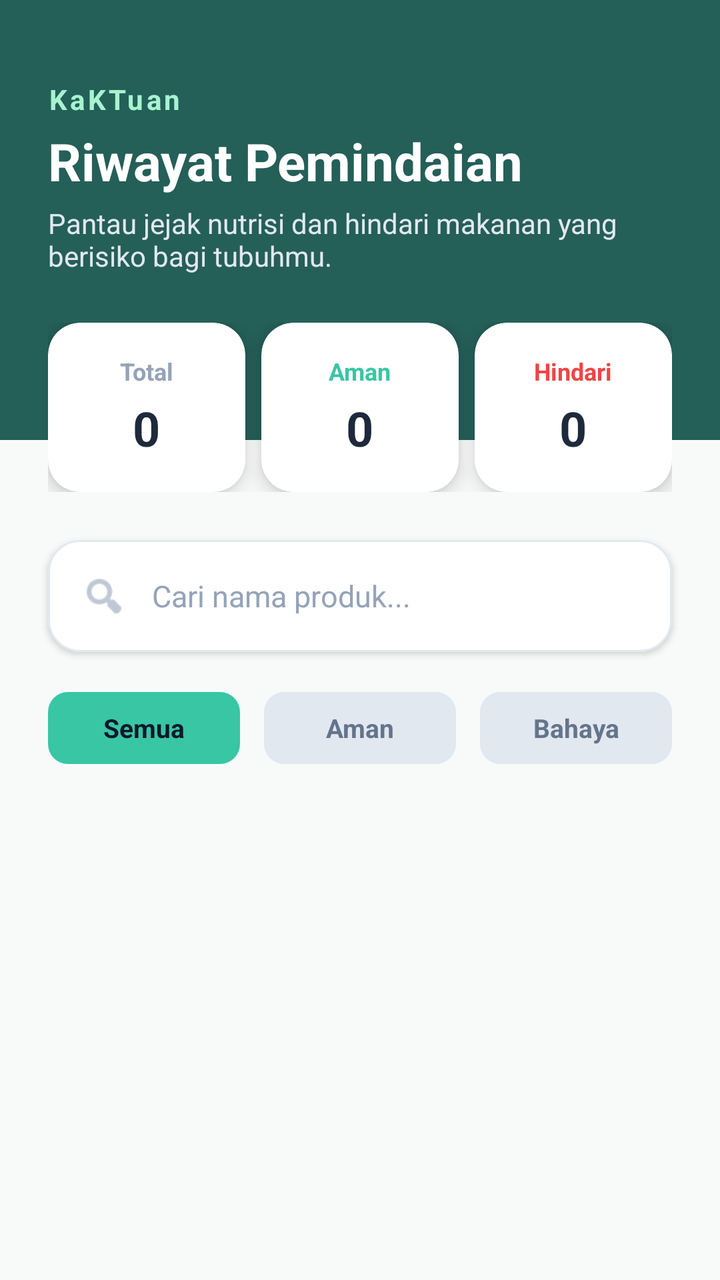
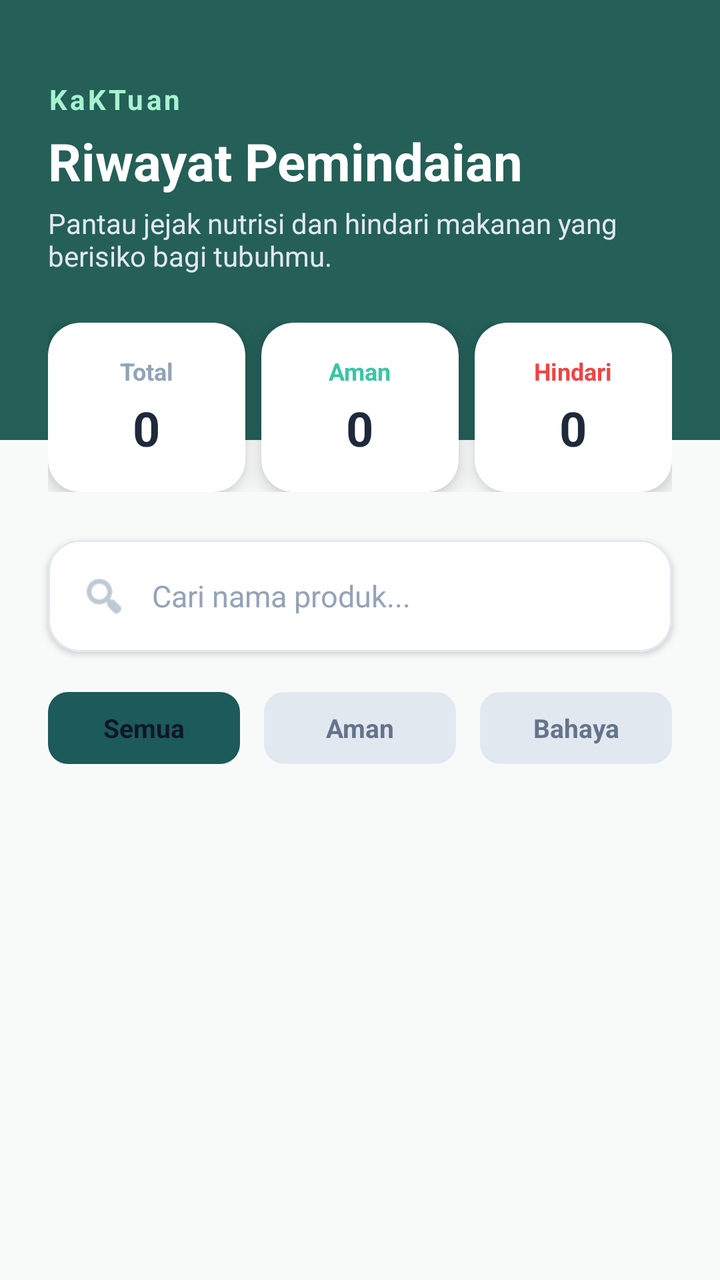

An Android layout rendered at two revisions. The XML below is the earlier revision; the diff shows what the commit changed to produce the second picture.
<!-- AndroidManifest.xml: application theme Theme.kaktuan -->
<!-- res/layout/fragment_history.xml -->
<?xml version="1.0" encoding="utf-8"?>
<androidx.constraintlayout.widget.ConstraintLayout
    xmlns:android="http://schemas.android.com/apk/res/android"
    xmlns:app="http://schemas.android.com/apk/res-auto"
    xmlns:tools="http://schemas.android.com/tools"
    android:layout_width="match_parent"
    android:layout_height="match_parent"
    android:background="#F8FAFA"> <androidx.core.widget.NestedScrollView
    android:layout_width="match_parent"
    android:layout_height="match_parent"
    android:clipToPadding="false"
    android:fillViewport="true"
    android:paddingBottom="100dp"> <androidx.constraintlayout.widget.ConstraintLayout
    android:layout_width="match_parent"
    android:layout_height="wrap_content">

    <View
        android:id="@+id/headerBg"
        android:layout_width="match_parent"
        android:layout_height="220dp"
        android:background="#245F58"
        app:layout_constraintTop_toTopOf="parent" />

    <LinearLayout
        android:id="@+id/layoutHeaderTitles"
        android:layout_width="match_parent"
        android:layout_height="wrap_content"
        android:orientation="vertical"
        android:paddingHorizontal="24dp"
        android:layout_marginTop="40dp"
        app:layout_constraintTop_toTopOf="parent">

        <TextView
            android:layout_width="wrap_content"
            android:layout_height="wrap_content"
            android:text="KaKTuan"
            android:textColor="#A7F3D0"
            android:textSize="14sp"
            android:textStyle="bold"
            android:letterSpacing="0.1"/>

        <TextView
            android:id="@+id/tvTitleHistory"
            android:layout_width="wrap_content"
            android:layout_height="wrap_content"
            android:layout_marginTop="4dp"
            android:text="Riwayat Pemindaian"
            android:textColor="#FFFFFF"
            android:textSize="26sp"
            android:textStyle="bold" />

        <TextView
            android:id="@+id/tvSubtitleHistory"
            android:layout_width="match_parent"
            android:layout_height="wrap_content"
            android:layout_marginTop="4dp"
            android:text="Pantau jejak nutrisi dan hindari makanan yang berisiko bagi tubuhmu."
            android:textColor="#E2E8F0"
            android:textSize="14sp" />
    </LinearLayout>

    <LinearLayout
        android:id="@+id/layoutStats"
        android:layout_width="match_parent"
        android:layout_height="wrap_content"
        android:orientation="horizontal"
        android:paddingHorizontal="24dp"
        android:layout_marginTop="24dp"
        app:layout_constraintTop_toBottomOf="@id/layoutHeaderTitles">

        <com.google.android.material.card.MaterialCardView
            android:layout_width="0dp"
            android:layout_height="wrap_content"
            android:layout_weight="1"
            android:layout_marginEnd="8dp"
            app:cardCornerRadius="16dp"
            app:cardElevation="6dp"
            app:strokeWidth="0dp"
            app:cardBackgroundColor="#FFFFFF">
            <LinearLayout
                android:layout_width="match_parent"
                android:layout_height="wrap_content"
                android:orientation="vertical"
                android:gravity="center"
                android:padding="16dp">
                <TextView
                    android:layout_width="wrap_content"
                    android:layout_height="wrap_content"
                    android:text="Total"
                    android:textColor="#94A3B8"
                    android:textSize="12sp"
                    android:textStyle="bold"/>
                <TextView
                    android:id="@+id/tvTotalScan"
                    android:layout_width="wrap_content"
                    android:layout_height="wrap_content"
                    android:layout_marginTop="4dp"
                    android:text="0"
                    android:textColor="#1E293B"
                    android:textSize="24sp"
                    android:textStyle="bold" />
            </LinearLayout>
        </com.google.android.material.card.MaterialCardView>

        <com.google.android.material.card.MaterialCardView
            android:layout_width="0dp"
            android:layout_height="wrap_content"
            android:layout_weight="1"
            android:layout_marginEnd="8dp"
            app:cardCornerRadius="16dp"
            app:cardElevation="6dp"
            app:strokeWidth="0dp"
            app:cardBackgroundColor="#FFFFFF">
            <LinearLayout
                android:layout_width="match_parent"
                android:layout_height="wrap_content"
                android:orientation="vertical"
                android:gravity="center"
                android:padding="16dp">
                <TextView
                    android:layout_width="wrap_content"
                    android:layout_height="wrap_content"
                    android:text="Aman"
                    android:textColor="#38C6A5"
                    android:textSize="12sp"
                    android:textStyle="bold"/>
                <TextView
                    android:id="@+id/tvAman"
                    android:layout_width="wrap_content"
                    android:layout_height="wrap_content"
                    android:layout_marginTop="4dp"
                    android:text="0"
                    android:textColor="#1E293B"
                    android:textSize="24sp"
                    android:textStyle="bold" />
            </LinearLayout>
        </com.google.android.material.card.MaterialCardView>

        <com.google.android.material.card.MaterialCardView
            android:layout_width="0dp"
            android:layout_height="wrap_content"
            android:layout_weight="1"
            app:cardCornerRadius="16dp"
            app:cardElevation="6dp"
            app:strokeWidth="0dp"
            app:cardBackgroundColor="#FFFFFF">
            <LinearLayout
                android:layout_width="match_parent"
                android:layout_height="wrap_content"
                android:orientation="vertical"
                android:gravity="center"
                android:padding="16dp">
                <TextView
                    android:layout_width="wrap_content"
                    android:layout_height="wrap_content"
                    android:text="Hindari"
                    android:textColor="#EF4444"
                    android:textSize="12sp"
                    android:textStyle="bold"/>
                <TextView
                    android:id="@+id/tvBahaya"
                    android:layout_width="wrap_content"
                    android:layout_height="wrap_content"
                    android:layout_marginTop="4dp"
                    android:text="0"
                    android:textColor="#1E293B"
                    android:textSize="24sp"
                    android:textStyle="bold" />
            </LinearLayout>
        </com.google.android.material.card.MaterialCardView>
    </LinearLayout>

    <com.google.android.material.card.MaterialCardView
        android:id="@+id/cardSearch"
        android:layout_width="match_parent"
        android:layout_height="56dp"
        android:layout_marginHorizontal="24dp"
        android:layout_marginTop="24dp"
        app:cardCornerRadius="16dp"
        app:cardElevation="2dp"
        app:strokeWidth="1dp"
        app:strokeColor="#E2E8F0"
        app:cardBackgroundColor="#FFFFFF"
        app:layout_constraintTop_toBottomOf="@id/layoutStats">

        <LinearLayout
            android:layout_width="match_parent"
            android:layout_height="match_parent"
            android:gravity="center_vertical"
            android:paddingHorizontal="16dp"
            android:orientation="horizontal">

            <ImageView
                android:layout_width="24dp"
                android:layout_height="24dp"
                android:src="@android:drawable/ic_menu_search"
                app:tint="#94A3B8" />

            <EditText
                android:id="@+id/etSearchHistory"
                android:layout_width="match_parent"
                android:layout_height="match_parent"
                android:layout_marginStart="12dp"
                android:background="@null"
                android:hint="Cari nama produk..."
                android:inputType="text"
                android:maxLines="1"
                android:textColor="#1E293B"
                android:textColorHint="#94A3B8"
                android:textSize="15sp" />
        </LinearLayout>
    </com.google.android.material.card.MaterialCardView>

    <LinearLayout
        android:id="@+id/layoutFilters"
        android:layout_width="match_parent"
        android:layout_height="wrap_content"
        android:layout_marginTop="20dp"
        android:orientation="horizontal"
        android:paddingHorizontal="24dp"
        app:layout_constraintTop_toBottomOf="@id/cardSearch">

        <TextView
            android:id="@+id/filterSemua"
            android:layout_width="0dp"
            android:layout_weight="1"
            android:layout_height="36dp"
            android:gravity="center"
            android:text="Semua"
            android:textColor="#0F172A"
            android:textSize="13sp"
            android:textStyle="bold"
            android:background="@drawable/bg_filter_chip"
            android:backgroundTint="#38C6A5"
            android:layout_marginEnd="12dp"/>

        <TextView
            android:id="@+id/filterAman"
            android:layout_width="0dp"
            android:layout_weight="1"
            android:layout_height="36dp"
            android:gravity="center"
            android:text="Aman"
            android:textColor="#64748B"
            android:textSize="13sp"
            android:textStyle="bold"
            android:background="@drawable/bg_filter_chip"
            android:backgroundTint="#E2E8F0"
            android:layout_marginEnd="12dp"/>

        <TextView
            android:id="@+id/filterBahaya"
            android:layout_width="0dp"
            android:layout_weight="1"
            android:layout_height="36dp"
            android:gravity="center"
            android:text="Bahaya"
            android:textColor="#64748B"
            android:textSize="13sp"
            android:textStyle="bold"
            android:background="@drawable/bg_filter_chip"
            android:backgroundTint="#E2E8F0"/>
    </LinearLayout>

    <androidx.recyclerview.widget.RecyclerView
        android:id="@+id/rvHistory"
        android:layout_width="match_parent"
        android:layout_height="wrap_content"
        android:layout_marginTop="16dp"
        android:clipToPadding="false"
        android:paddingHorizontal="16dp"
        android:visibility="visible"
        app:layoutManager="androidx.recyclerview.widget.LinearLayoutManager"
        app:layout_constraintTop_toBottomOf="@id/layoutFilters"
        tools:listitem="@layout/item_riwayat_scan" />

    <LinearLayout
        android:id="@+id/layoutEmptyState"
        android:layout_width="match_parent"
        android:layout_height="wrap_content"
        android:gravity="center"
        android:orientation="vertical"
        android:layout_marginTop="60dp"
        android:visibility="gone"
        app:layout_constraintTop_toBottomOf="@id/layoutFilters">

        <ImageView
            android:layout_width="100dp"
            android:layout_height="100dp"
            android:src="@android:drawable/ic_menu_camera"
            app:tint="#CBD5E1" />

        <TextView
            android:layout_width="wrap_content"
            android:layout_height="wrap_content"
            android:layout_marginTop="16dp"
            android:text="Belum ada riwayat"
            android:textColor="#64748B"
            android:textSize="18sp"
            android:textStyle="bold" />

        <TextView
            android:layout_width="match_parent"
            android:layout_height="wrap_content"
            android:layout_marginTop="8dp"
            android:gravity="center"
            android:paddingHorizontal="50dp"
            android:text="Mulai pindai komposisi makanan untuk melihat jejak nutrisimu di sini."
            android:textColor="#94A3B8"
            android:textSize="14sp" />
    </LinearLayout>

</androidx.constraintlayout.widget.ConstraintLayout>
</androidx.core.widget.NestedScrollView>
</androidx.constraintlayout.widget.ConstraintLayout>
<!-- res/layout/item_riwayat_scan.xml (included above) -->
<?xml version="1.0" encoding="utf-8"?>
<com.google.android.material.card.MaterialCardView
    xmlns:android="http://schemas.android.com/apk/res/android"
    xmlns:app="http://schemas.android.com/apk/res-auto"
    android:layout_width="150dp"
    android:layout_height="wrap_content"
    android:layout_marginEnd="16dp"
    android:layout_marginBottom="8dp"
    app:cardCornerRadius="16dp"
    app:cardElevation="3dp"
    app:strokeWidth="0dp"
    app:cardBackgroundColor="#FFFFFF">

    <LinearLayout
        android:layout_width="match_parent"
        android:layout_height="wrap_content"
        android:orientation="vertical"
        android:padding="12dp">

        <com.google.android.material.card.MaterialCardView
            android:layout_width="match_parent"
            android:layout_height="100dp"
            app:cardCornerRadius="12dp"
            app:strokeWidth="0dp"
            app:cardElevation="0dp">
            <ImageView
                android:id="@+id/ivProduct"
                android:layout_width="match_parent"
                android:layout_height="match_parent"
                android:scaleType="centerCrop"
                android:background="#F5F7F7"/>
        </com.google.android.material.card.MaterialCardView>

        <TextView
            android:id="@+id/tvProductName"
            android:layout_width="match_parent"
            android:layout_height="wrap_content"
            android:layout_marginTop="10dp"
            android:text="Produk Ter-scan"
            android:textColor="#2C3E50"
            android:textSize="14sp"
            android:textStyle="bold"
            android:maxLines="1"
            android:ellipsize="end" />

        <TextView
            android:id="@+id/tvProductStatus"
            android:layout_width="wrap_content"
            android:layout_height="wrap_content"
            android:layout_marginTop="6dp"
            android:background="@drawable/bg_header_curved"
            android:backgroundTint="#D1E8E5"
            android:paddingHorizontal="10dp"
            android:paddingVertical="4dp"
            android:text="Aman"
            android:textColor="#245F58"
            android:textSize="11sp"
            android:textStyle="bold" />
    </LinearLayout>
</com.google.android.material.card.MaterialCardView>
<!-- resources referenced by this layout -->
<resources>
  <!-- drawable bg_filter_chip (drawable) -->
  <?xml version="1.0" encoding="utf-8"?>
  <shape xmlns:android="http://schemas.android.com/apk/res/android"
      android:shape="rectangle">
  
      <corners android:radius="10dp" />
  
      <solid android:color="#FFFFFF" />
  
  </shape>
  <!-- drawable bg_header_curved (drawable) -->
  <?xml version="1.0" encoding="utf-8"?>
  <shape xmlns:android="http://schemas.android.com/apk/res/android"
      android:shape="rectangle">
      <solid android:color="#245F58" />
      <corners
          android:bottomLeftRadius="40dp"
          android:bottomRightRadius="40dp" />
  </shape>
  <style name="Theme.kaktuan" parent="Base.Theme.kaktuan" />
  <style name="Base.Theme.kaktuan" parent="Theme.Material3.DayNight.NoActionBar">
  
          <item name="colorPrimary">#1D5A5A</item>
          <item name="colorSecondary">#1D5A5A</item>
          <item name="colorTertiary">#1D5A5A</item>
  
          <item name="android:statusBarColor">#1D5A5A</item>
  
      </style>
</resources>

<!-- the commit's change to res/layout/fragment_history.xml (unified diff, before → after) -->
@@ -231,7 +231,7 @@
             android:textSize="13sp"
             android:textStyle="bold"
             android:background="@drawable/bg_filter_chip"
-            android:backgroundTint="#38C6A5"
+            android:backgroundTint="#1D5A5A"
             android:layout_marginEnd="12dp"/>
 
         <TextView
